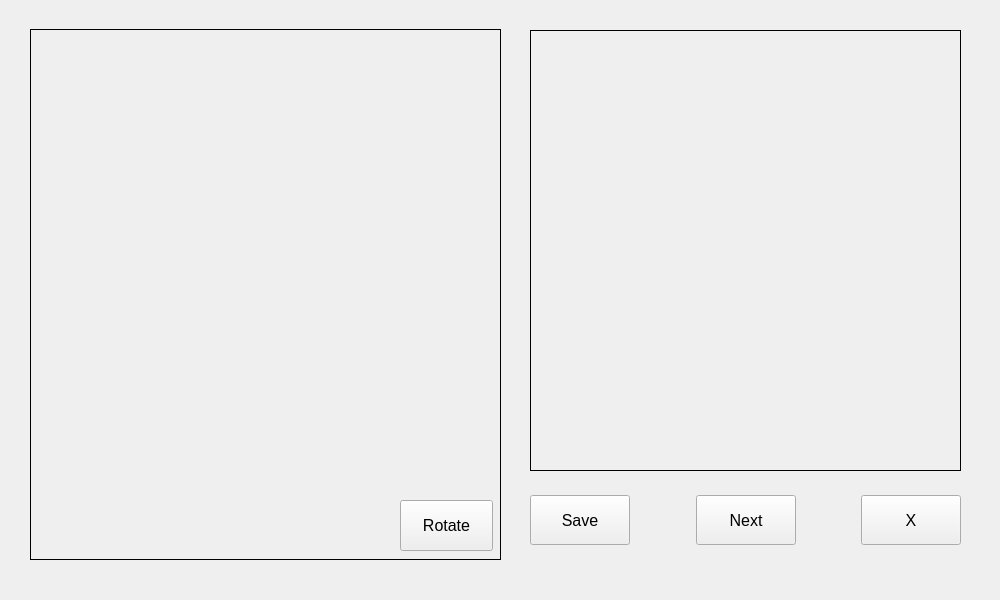
Above: uis/ui.ui from krystofffff/PicScan before the change. Below: the same form after it.
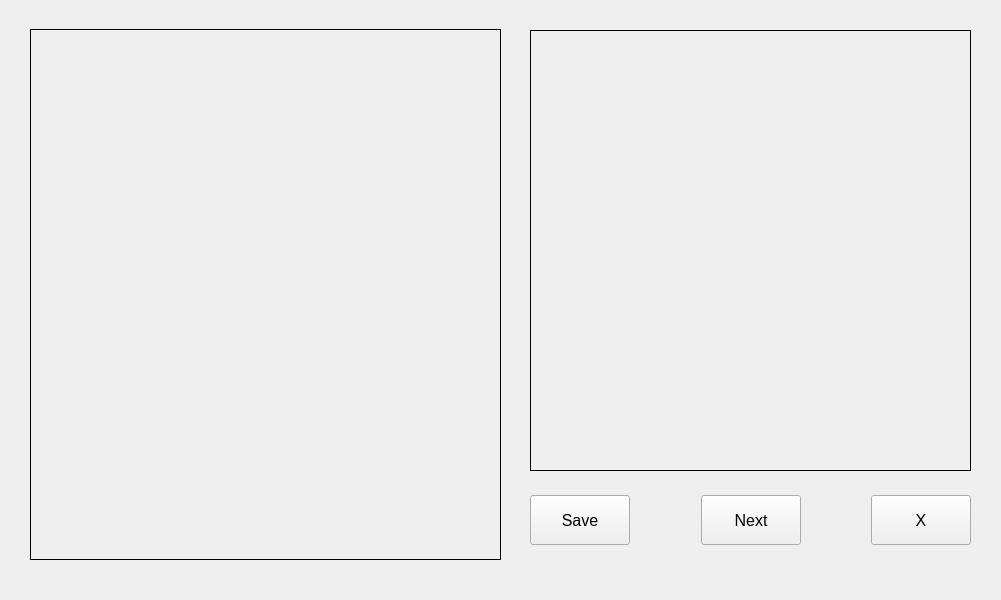
That is the form after the change.

Commit message: Button for cutout rotation added.

```diff
--- a/uis/ui.ui
+++ b/uis/ui.ui
@@ -6,7 +6,7 @@
    <rect>
     <x>0</x>
     <y>0</y>
-    <width>1000</width>
+    <width>1001</width>
     <height>600</height>
    </rect>
   </property>
@@ -36,30 +36,12 @@
      <set>Qt::AlignCenter</set>
     </property>
    </widget>
-   <widget class="QPushButton" name="rotateButton">
-    <property name="geometry">
-     <rect>
-      <x>400</x>
-      <y>500</y>
-      <width>93</width>
-      <height>51</height>
-     </rect>
-    </property>
-    <property name="font">
-     <font>
-      <pointsize>12</pointsize>
-     </font>
-    </property>
-    <property name="text">
-     <string>Rotate</string>
-    </property>
-   </widget>
    <widget class="QScrollArea" name="scrollArea">
     <property name="geometry">
      <rect>
       <x>530</x>
       <y>30</y>
-      <width>431</width>
+      <width>441</width>
       <height>441</height>
      </rect>
     </property>
@@ -77,7 +59,7 @@
       <rect>
        <x>0</x>
        <y>0</y>
-       <width>429</width>
+       <width>439</width>
        <height>439</height>
       </rect>
      </property>
@@ -97,7 +79,7 @@
      <rect>
       <x>530</x>
       <y>480</y>
-      <width>431</width>
+      <width>441</width>
       <height>80</height>
      </rect>
     </property>
```
The commit also changes 15 other files.
